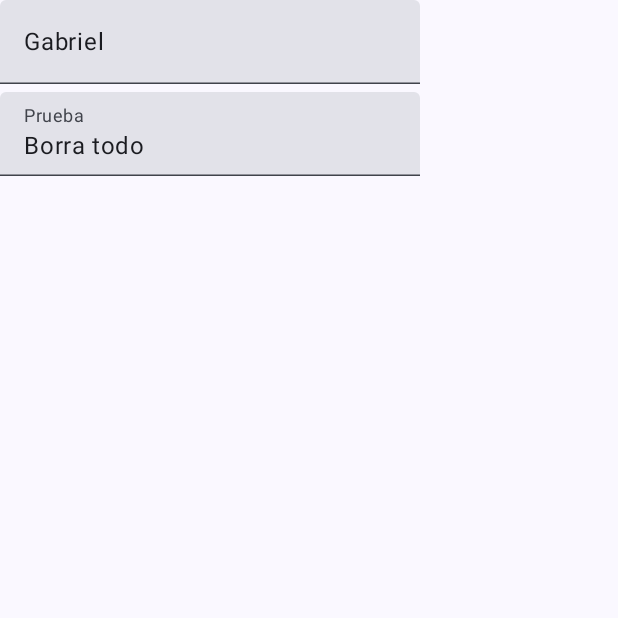
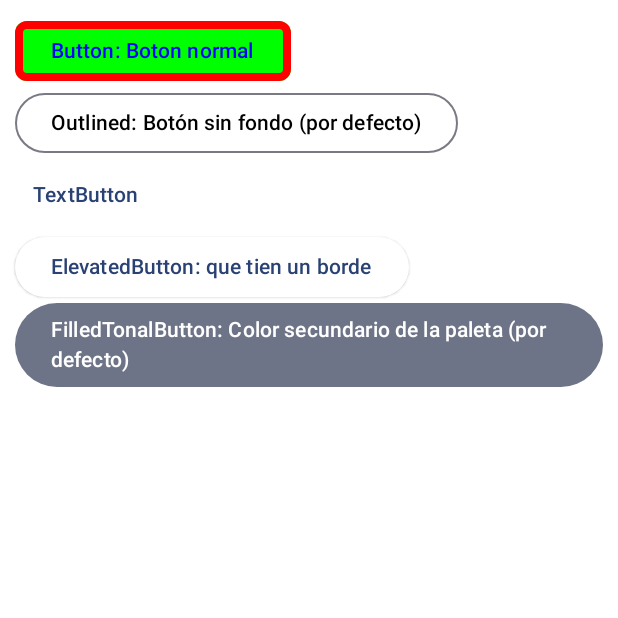
Before and after one commit to gabreucast/imback, an Android app built with Jetpack Compose: the screen it shows after launch (MainActivity), on a phone screen of 412 x 824 dp, the top half of it. Run offline under Robolectric (Android 15) with nearby library versions, the phone set to English and light mode, and no system bars.

Commit message:
Learning TextFields and Buttons

```diff
--- a/app/src/main/java/com/example/imback/MainActivity.kt
+++ b/app/src/main/java/com/example/imback/MainActivity.kt
@@ -8,7 +8,7 @@ import androidx.compose.foundation.layout.fillMaxSize
 import androidx.compose.foundation.layout.padding
 import androidx.compose.material3.Scaffold
 import androidx.compose.ui.Modifier
-import com.example.imback.ficheros.MyTextFieldParent
+import com.example.imback.ficheros.MyButtons
 import com.example.imback.ui.theme.ImbackTheme
 
 class MainActivity : ComponentActivity() {
@@ -27,7 +27,12 @@ class MainActivity : ComponentActivity() {
 //                        MyColumn()
 //                    }
 //                    MyState(Modifier.padding(innerPadding))
-                    MyTextFieldParent(Modifier.padding(innerPadding))
+//                    MyTextFieldParent(Modifier
+//                        .padding(innerPadding)
+//                        .background(Color.White)
+//                        .fillMaxSize()
+//                        .padding(10.dp))
+                    MyButtons(Modifier.padding(innerPadding))
                 }
             }
         }
--- /dev/null
+++ b/app/src/main/java/com/example/imback/ficheros/Buttons.kt
@@ -0,0 +1,63 @@
+package com.example.imback.ficheros
+
+import android.util.Log
+import androidx.compose.foundation.BorderStroke
+import androidx.compose.foundation.background
+import androidx.compose.foundation.layout.Column
+import androidx.compose.foundation.layout.fillMaxSize
+import androidx.compose.foundation.layout.padding
+import androidx.compose.foundation.shape.RoundedCornerShape
+import androidx.compose.material3.Button
+import androidx.compose.material3.ButtonDefaults
+import androidx.compose.material3.ElevatedButton
+import androidx.compose.material3.FilledTonalButton
+import androidx.compose.material3.OutlinedButton
+import androidx.compose.material3.Text
+import androidx.compose.material3.TextButton
+import androidx.compose.runtime.Composable
+import androidx.compose.ui.Modifier
+import androidx.compose.ui.graphics.Color
+import androidx.compose.ui.tooling.preview.Preview
+import androidx.compose.ui.unit.dp
+
+@Preview(showBackground = true)
+@Composable
+fun MyButtons(modifier: Modifier = Modifier) {
+    Column(
+        modifier = modifier
+            .background(Color.White)
+            .fillMaxSize()
+            .padding(10.dp)
+    ) {
+        Button(
+            onClick = { Log.i("Gabriel", "Botón pulsado") },
+//            enabled = false
+            shape = RoundedCornerShape(20),
+            border = BorderStroke(5.dp, Color.Red),
+            colors = ButtonDefaults.buttonColors(
+                contentColor = Color.Red,
+                containerColor = Color.Green,
+                disabledContainerColor = Color.Yellow,
+                disabledContentColor = Color.Green
+            )
+        ) { Text("Button: Boton normal", color = Color.Blue) }
+
+        OutlinedButton(onClick = {}) {
+            Text("Outlined: Botón sin fondo (por defecto)", color = Color.Black)
+        }
+
+        TextButton(
+            onClick = {}, shape = RoundedCornerShape(10),
+        ) {
+            Text("TextButton")
+        }
+
+        ElevatedButton(onClick = {}, colors = ButtonDefaults.elevatedButtonColors(Color.White)){
+            Text("ElevatedButton: que tien un borde")
+        }
+
+        FilledTonalButton(onClick = {}) {
+            Text("FilledTonalButton: Color secundario de la paleta (por defecto)")
+        }
+    }
+}
```
Also changed, not shown: app/src/main/java/com/example/imback/ficheros/TextField.kt (+96 -8 lines).
